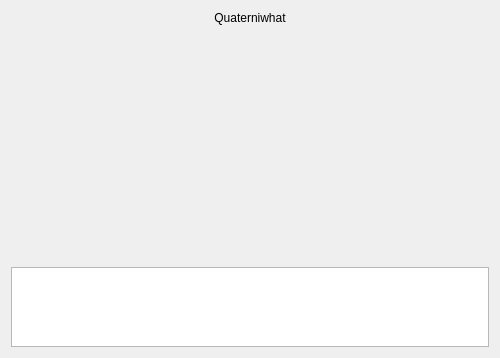
Qt form forms/hud.ui (sachabest/cis277final) before a commit.
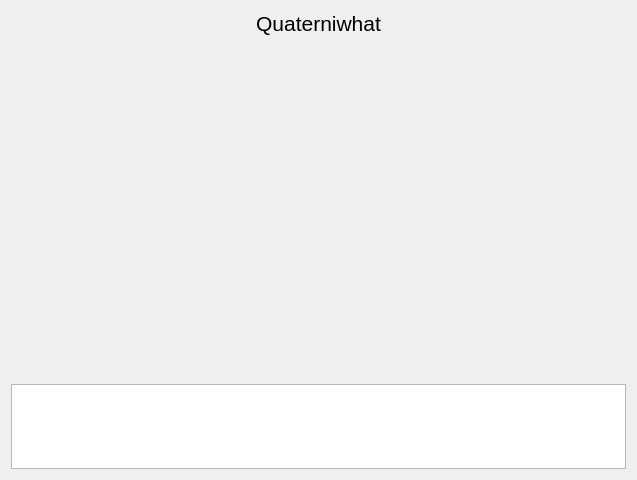
The same form after that commit.

The edit to the form file:
```diff
--- a/forms/hud.ui
+++ b/forms/hud.ui
@@ -6,10 +6,28 @@
    <rect>
     <x>0</x>
     <y>0</y>
-    <width>500</width>
-    <height>358</height>
+    <width>637</width>
+    <height>480</height>
    </rect>
   </property>
+  <property name="sizePolicy">
+   <sizepolicy hsizetype="Preferred" vsizetype="Preferred">
+    <horstretch>0</horstretch>
+    <verstretch>0</verstretch>
+   </sizepolicy>
+  </property>
+  <property name="minimumSize">
+   <size>
+    <width>512</width>
+    <height>480</height>
+   </size>
+  </property>
+  <property name="maximumSize">
+   <size>
+    <width>680</width>
+    <height>512</height>
+   </size>
+  </property>
   <property name="windowTitle">
    <string>Form</string>
   </property>
@@ -19,20 +37,7 @@
   <layout class="QGridLayout" name="gridLayout_2">
    <item row="0" column="0">
     <layout class="QGridLayout" name="gridLayout">
-     <item row="2" column="0">
-      <spacer name="verticalSpacer">
-       <property name="orientation">
-        <enum>Qt::Vertical</enum>
-       </property>
-       <property name="sizeHint" stdset="0">
-        <size>
-         <width>20</width>
-         <height>40</height>
-        </size>
-       </property>
-      </spacer>
-     </item>
-     <item row="3" column="0">
+     <item row="4" column="0">
       <layout class="QHBoxLayout" name="horizontalLayout">
        <item>
         <widget class="QListWidget" name="inventory">
@@ -45,16 +50,19 @@
          <property name="maximumSize">
           <size>
            <width>16777215</width>
-           <height>80</height>
+           <height>85</height>
           </size>
          </property>
          <property name="flow">
           <enum>QListView::LeftToRight</enum>
          </property>
+         <property name="spacing">
+          <number>10</number>
+         </property>
          <property name="gridSize">
           <size>
-           <width>50</width>
-           <height>50</height>
+           <width>80</width>
+           <height>80</height>
           </size>
          </property>
         </widget>
@@ -64,8 +72,26 @@
      <item row="1" column="0">
       <layout class="QHBoxLayout" name="horizontalLayout_2"/>
      </item>
-     <item row="0" column="0">
+     <item row="3" column="0">
+      <spacer name="verticalSpacer">
+       <property name="orientation">
+        <enum>Qt::Vertical</enum>
+       </property>
+       <property name="sizeHint" stdset="0">
+        <size>
+         <width>20</width>
+         <height>40</height>
+        </size>
+       </property>
+      </spacer>
+     </item>
+     <item row="1" column="0">
       <widget class="QLabel" name="labelTitle">
+       <property name="font">
+        <font>
+         <pointsize>16</pointsize>
+        </font>
+       </property>
        <property name="text">
         <string>Quaterniwhat</string>
        </property>
```
Left out of the diff: 2 changed lines with no effect on the pictures.
